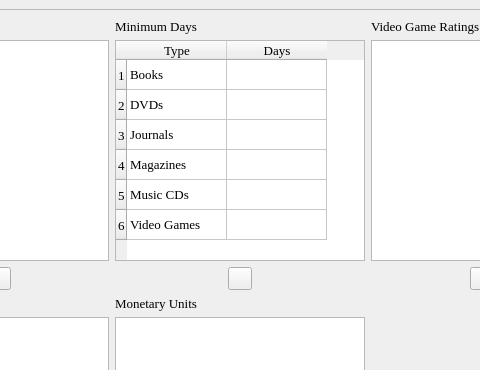
Old version of the form dbenumerations.ui in the repository textbrowser/biblioteq; both pictures show x 417 to 897 and y 0 to 370 of the 1104 by 884 pixel window.
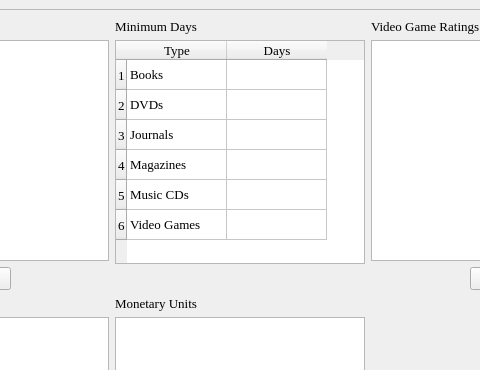
New version of the form. Icons and pictures are not drawn.

Diff of the .ui file:
```diff
--- a/dbenumerations.ui
+++ b/dbenumerations.ui
@@ -239,6 +239,9 @@
             <property name="text">
              <string>Books</string>
             </property>
+            <property name="flags">
+             <set>ItemIsSelectable|ItemIsDragEnabled|ItemIsEnabled</set>
+            </property>
            </item>
            <item row="0" column="1">
             <property name="text">
@@ -252,6 +255,9 @@
             <property name="text">
              <string>DVDs</string>
             </property>
+            <property name="flags">
+             <set>ItemIsSelectable|ItemIsDragEnabled|ItemIsEnabled</set>
+            </property>
            </item>
            <item row="1" column="1">
             <property name="text">
@@ -265,6 +271,9 @@
             <property name="text">
              <string>Journals</string>
             </property>
+            <property name="flags">
+             <set>ItemIsSelectable|ItemIsDragEnabled|ItemIsEnabled</set>
+            </property>
            </item>
            <item row="2" column="1">
             <property name="text">
@@ -278,6 +287,9 @@
             <property name="text">
              <string>Magazines</string>
             </property>
+            <property name="flags">
+             <set>ItemIsSelectable|ItemIsDragEnabled|ItemIsEnabled</set>
+            </property>
            </item>
            <item row="3" column="1">
             <property name="text">
@@ -291,6 +303,9 @@
             <property name="text">
              <string>Music CDs</string>
             </property>
+            <property name="flags">
+             <set>ItemIsSelectable|ItemIsDragEnabled|ItemIsEnabled</set>
+            </property>
            </item>
            <item row="4" column="1">
             <property name="text">
@@ -304,6 +319,9 @@
             <property name="text">
              <string>Video Games</string>
             </property>
+            <property name="flags">
+             <set>ItemIsSelectable|ItemIsDragEnabled|ItemIsEnabled</set>
+            </property>
            </item>
            <item row="5" column="1">
             <property name="text">
@@ -331,12 +349,9 @@
             </spacer>
            </item>
            <item>
-            <widget class="QToolButton" name="toolButton">
-             <property name="iconSize">
-              <size>
-               <width>16</width>
-               <height>16</height>
-              </size>
+            <widget class="QLabel" name="emptyLabel">
+             <property name="text">
+              <string/>
              </property>
             </widget>
            </item>
```
Left out of the diff: 1 changed line with no effect on the pictures.
